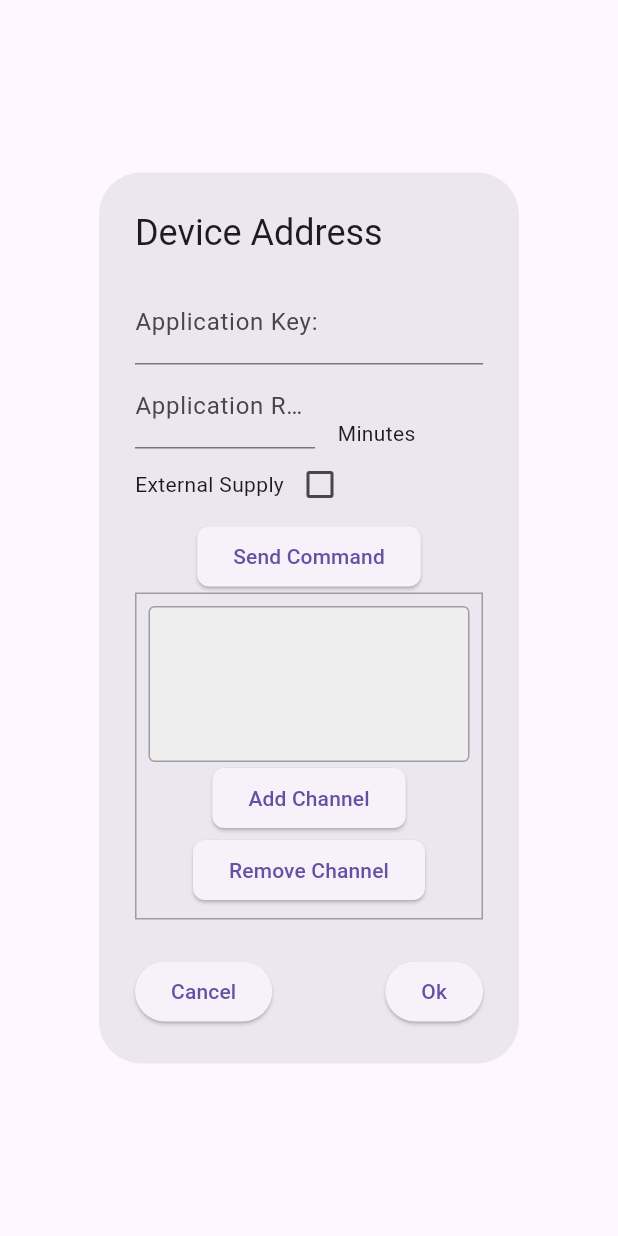
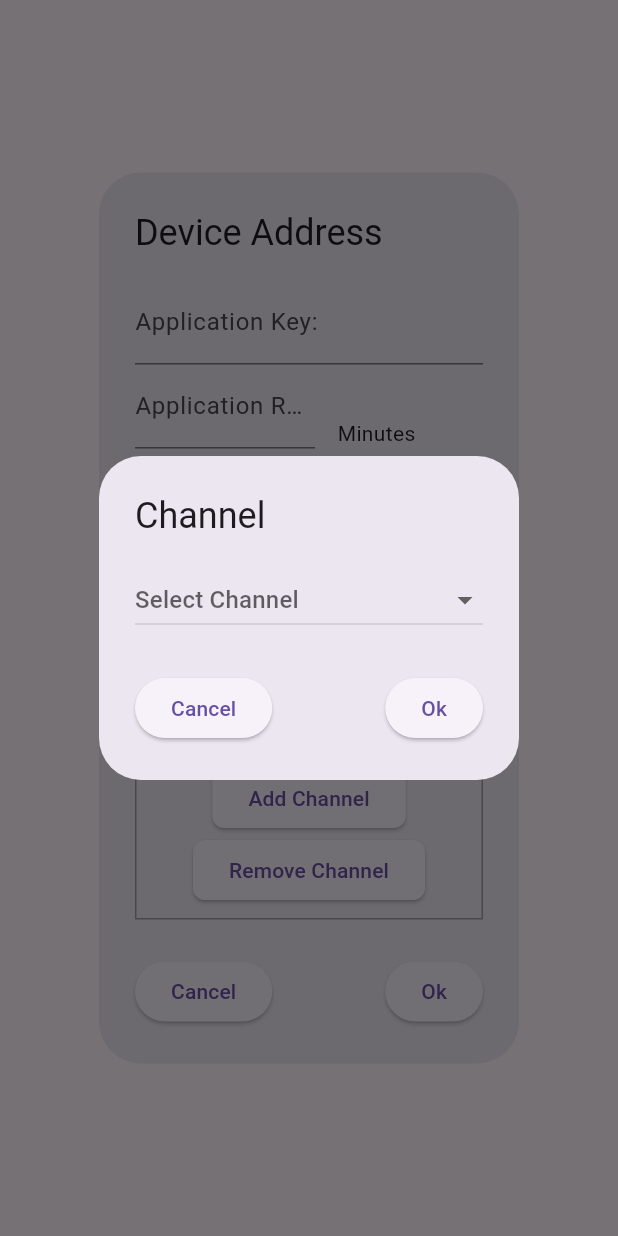
Before and after one commit to tanjuha/flutterLoRaWAN, a Flutter app: the DeviceAddress widget shown alone on an empty page, opened directly, after a tap on "Add Channel", on a phone screen of 412 x 824 dp. Run offline on Flutter 3.47's test engine with Material 3 defaults, Android fonts, the phone set to English and light mode, and no system bars.

Commit message:
create modal for Channel Type

```diff
--- /dev/null
+++ b/assets/data/channel.json
@@ -0,0 +1,5 @@
+[
+  {"id": 0, "name": "Temperature"},
+  {"id": 1, "name": "Humidity"},
+  {"id": 2, "name": "Differential pressure"}
+]
--- /dev/null
+++ b/lib/pages/channel.dart
@@ -0,0 +1,69 @@
+import 'package:flutter/material.dart';
+import 'package:flutter/services.dart';
+import 'dart:convert';
+
+class Item {
+  final int id;
+  final String name;
+
+  Item({required this.id, required this.name});
+
+  factory Item.fromJson(Map<String, dynamic> json) {
+    return Item(
+      id: json['id'],
+      name: json['name'],
+    );
+  }
+}
+
+class Channel extends StatefulWidget {
+  const Channel({super.key});
+
+  @override
+  State<Channel> createState() => _ChannelState();
+}
+
+class _ChannelState extends State<Channel> {
+
+  Future<List<Item>> loadJsonData() async {
+    String jsonString = await rootBundle.loadString('assets/data/channel.json');
+    List<dynamic> jsonList = json.decode(jsonString);
+
+    return jsonList.map((item) => Item.fromJson(item)).toList();
+  }
+
+  List<Item> items = [];
+  Item? selectedValue;
+
+  @override
+  void initState() {
+    super.initState();
+    loadJsonData().then((loadedItems) {
+      setState(() {
+        items = loadedItems;
+      });
+    });
+  }
+
+  @override
+  Widget build(BuildContext context) {
+    return DropdownButton<Item>(
+      value: selectedValue,
+      isExpanded: true,
+      menuMaxHeight: 120.0,
+      hint: const Text('Select Channel'),
+      onChanged: ( newValue) {
+        setState(() {
+          selectedValue = newValue;
+        });
+      },
+      items: items.map<DropdownMenuItem<Item>>((item) {
+        return DropdownMenuItem(
+          value: item,
+          child: Text(item.name),
+        );
+      }).toList(),
+
+    );
+  }
+}
--- a/lib/pages/deviceAddress.dart
+++ b/lib/pages/deviceAddress.dart
@@ -1,4 +1,5 @@
 import 'package:flutter/material.dart';
+import 'package:flutter_lo_ra_wan/pages/channel.dart';
 
 class DeviceAddress extends StatefulWidget {
   const DeviceAddress({super.key});
@@ -82,6 +83,34 @@
                       ),
                     ),
                     onPressed: () {
+                      showDialog(
+                          context: context,
+                          builder: (BuildContext context) {
+                            return AlertDialog(
+                              title: const Text('Channel'),
+                              content: const Channel(),
+                              actions: [
+                                Row(
+                                  mainAxisAlignment: MainAxisAlignment.spaceBetween,
+                                  children: [
+                                    ElevatedButton(
+                                        onPressed: () {
+                                          Navigator.of(context).pop();
+                                        },
+                                        child: const Text('Cancel')
+                                    ),
+                                    ElevatedButton(
+                                        onPressed: () {
+                                          Navigator.of(context).pop();
+                                        },
+                                        child: const Text('Ok')
+                                    ),
+                                  ],
+                                )
+                              ],
+                            );
+                          }
+                      );
                     },
                     child: const Text('Add Channel')
                 ),
--- a/pubspec.yaml
+++ b/pubspec.yaml
@@ -61,6 +61,7 @@
   # To add assets to your application, add an assets section, like this:
   assets:
       - assets/data/list.json
+      - assets/data/channel.json
       - assets/images/instrument.png
   #   - images/a_dot_burr.jpeg
   #   - images/a_dot_ham.jpeg
```
